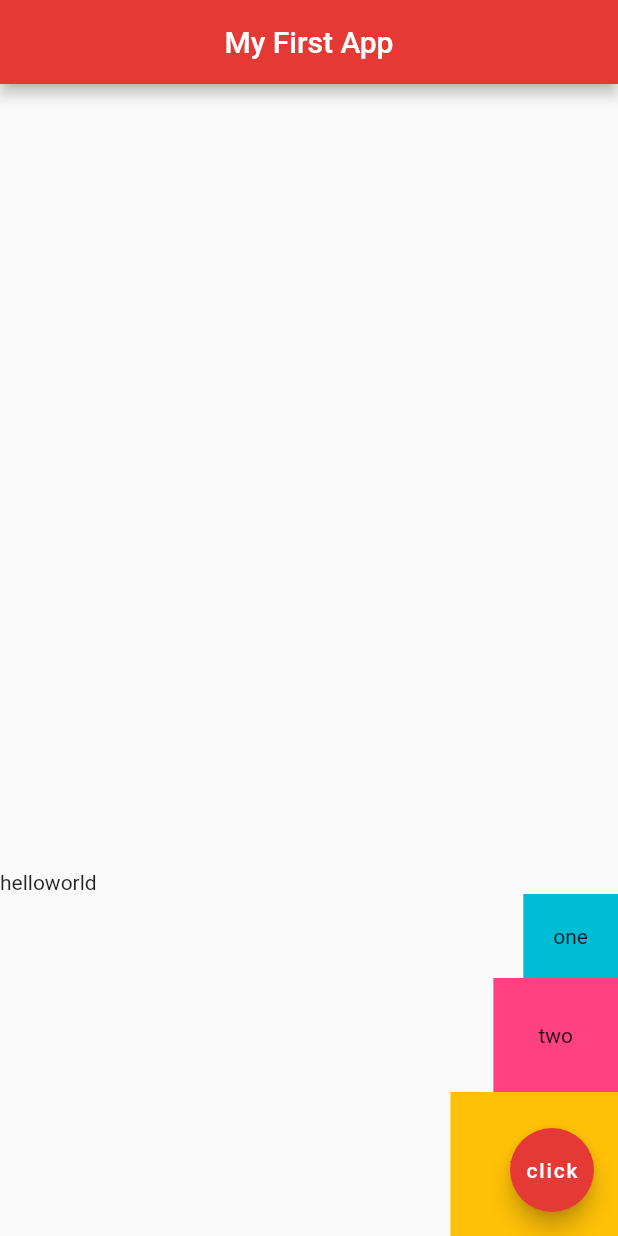
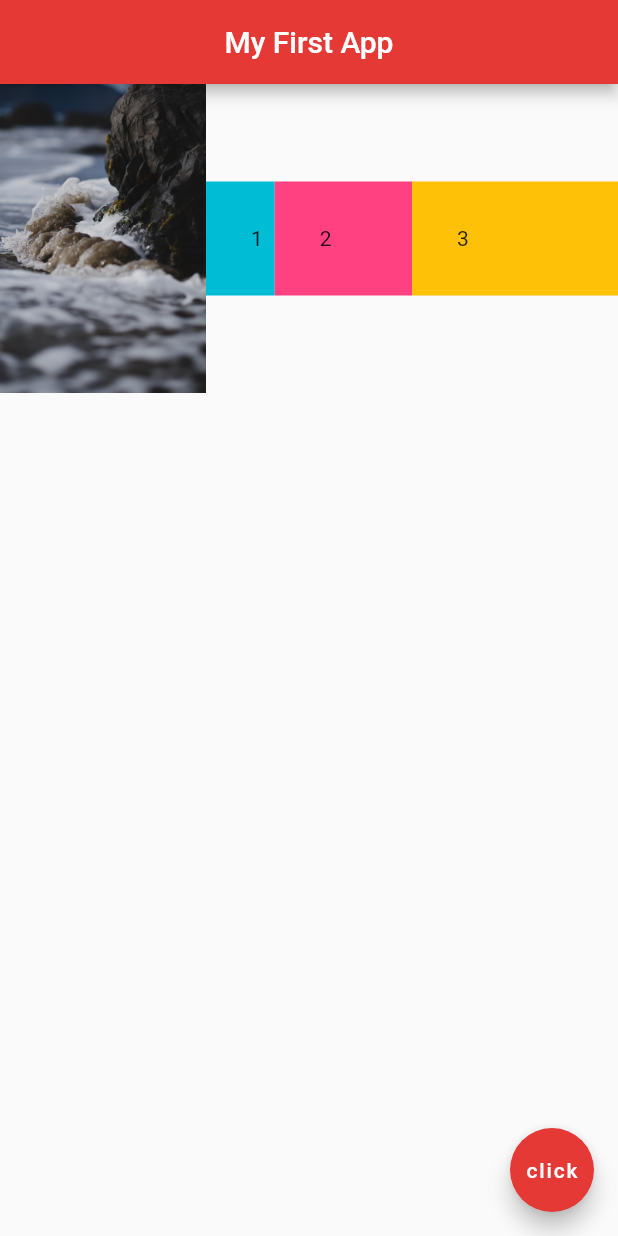
Before and after one commit to Satvik782/FlutterBasics, a Flutter app: the screen it shows after launch, on a phone screen of 412 x 824 dp. Run offline on Flutter 3.47's test engine with Material 2 defaults, Android fonts, the phone set to English and light mode, and no system bars.

Commit message:
lesson 13

```diff
--- a/lib/main.dart
+++ b/lib/main.dart
@@ -15,30 +15,35 @@ class Home extends StatelessWidget {
         centerTitle: true,
         backgroundColor: Colors.red[600],
       ),
-      body: Column(
-        mainAxisAlignment: MainAxisAlignment.end,
-        crossAxisAlignment: CrossAxisAlignment.end,
+      body: Row(
         children: <Widget>[
-          Row(
-            children: <Widget>[
-              Text('hello'),
-              Text('world')
-            ],
+          Expanded(
+            flex: 3,
+              child: Image.asset('assets/splash 2.jpg')
           ),
-          Container(
-            padding: EdgeInsets.all(20.0),
-            color: Colors.cyan,
-            child: Text('one'),
+        Expanded(
+            flex: 1,
+            child: Container(
+              padding: EdgeInsets.all(30.0),
+              color: Colors.cyan,
+              child: Text('1'),
+            ),
           ),
-          Container(
-            padding: EdgeInsets.all(30.0),
-            color: Colors.pinkAccent,
-            child: Text('two'),
+          Expanded(
+            flex: 2,
+            child: Container(
+              padding: EdgeInsets.all(30.0),
+              color: Colors.pinkAccent,
+              child: Text('2'),
+            ),
           ),
-          Container(
-            padding: EdgeInsets.all(40.0),
-            color: Colors.amber,
-            child: Text('three'),
+          Expanded(
+            flex: 3,
+            child: Container(
+              padding: EdgeInsets.all(30.0),
+              color: Colors.amber,
+              child: Text('3'),
+            ),
           ),
         ],
       ),
```
